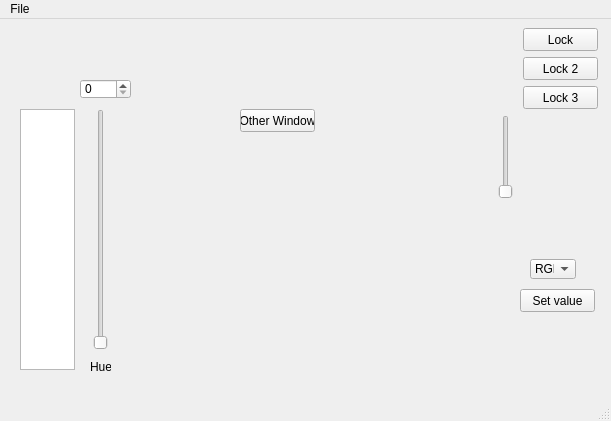
MatthewEadie/QtTaskTesting, file qttasktesting.ui: the form before one commit.
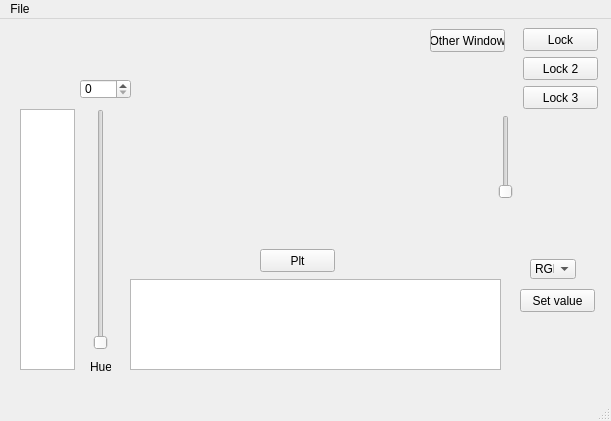
The form after the commit.

Commit message: Added draw line.

Diff of the .ui file:
```diff
--- a/qttasktesting.ui
+++ b/qttasktesting.ui
@@ -180,8 +180,8 @@
    <widget class="QPushButton" name="pushButton_SecondWindow">
     <property name="geometry">
      <rect>
-      <x>240</x>
-      <y>90</y>
+      <x>430</x>
+      <y>10</y>
       <width>75</width>
       <height>23</height>
      </rect>
@@ -190,6 +190,29 @@
      <string>Other Window</string>
     </property>
    </widget>
+   <widget class="QGraphicsView" name="graphicsView_Plot">
+    <property name="geometry">
+     <rect>
+      <x>130</x>
+      <y>260</y>
+      <width>371</width>
+      <height>91</height>
+     </rect>
+    </property>
+   </widget>
+   <widget class="QPushButton" name="pushButton_Plot">
+    <property name="geometry">
+     <rect>
+      <x>260</x>
+      <y>230</y>
+      <width>75</width>
+      <height>23</height>
+     </rect>
+    </property>
+    <property name="text">
+     <string>Plt</string>
+    </property>
+   </widget>
   </widget>
   <widget class="QMenuBar" name="menuBar">
    <property name="geometry">
```
The commit also changes 2 other files.
